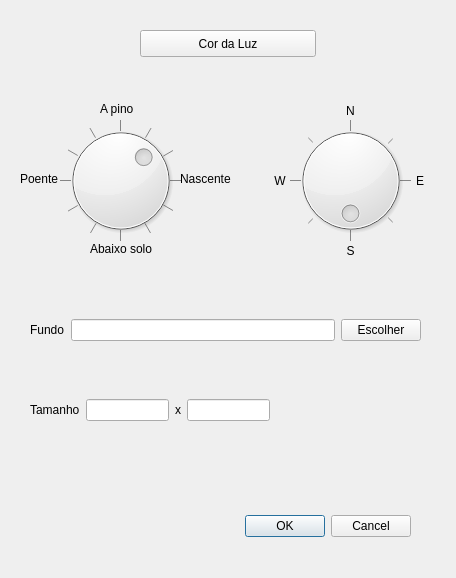
Qt form ifg/qt/ui/iluminacao.ui (matferib/tabuleiro-virtual) before a commit.
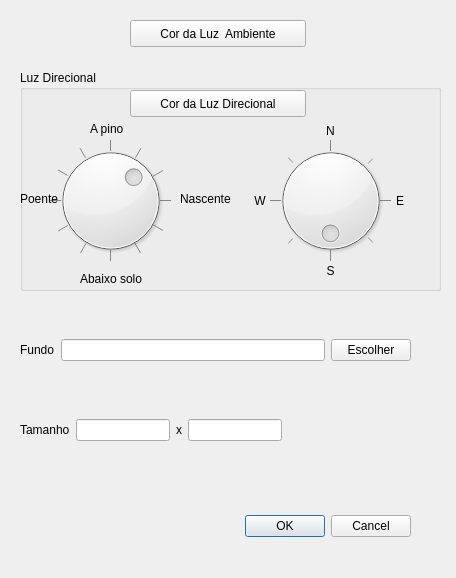
The same form after that commit.

Commit message: separei luz direcional e luz ambiente

What changed in the file:
```diff
--- a/ifg/qt/ui/iluminacao.ui
+++ b/ifg/qt/ui/iluminacao.ui
@@ -29,274 +29,11 @@
     <set>QDialogButtonBox::Cancel|QDialogButtonBox::Ok</set>
    </property>
   </widget>
-  <widget class="QPushButton" name="botao_cor">
-   <property name="geometry">
-    <rect>
-     <x>140</x>
-     <y>30</y>
-     <width>176</width>
-     <height>27</height>
-    </rect>
-   </property>
-   <property name="text">
-    <string>Cor da Luz</string>
-   </property>
-  </widget>
-  <widget class="QDial" name="dial_inclinacao">
-   <property name="geometry">
-    <rect>
-     <x>60</x>
-     <y>120</y>
-     <width>121</width>
-     <height>121</height>
-    </rect>
-   </property>
-   <property name="toolTip">
-    <string>Inclinação da Luz</string>
-   </property>
-   <property name="minimum">
-    <number>0</number>
-   </property>
-   <property name="maximum">
-    <number>360</number>
-   </property>
-   <property name="value">
-    <number>135</number>
-   </property>
-   <property name="sliderPosition">
-    <number>135</number>
-   </property>
-   <property name="orientation">
-    <enum>Qt::Horizontal</enum>
-   </property>
-   <property name="invertedAppearance">
-    <bool>true</bool>
-   </property>
-   <property name="invertedControls">
-    <bool>true</bool>
-   </property>
-   <property name="wrapping">
-    <bool>true</bool>
-   </property>
-   <property name="notchTarget">
-    <double>30.000000000000000</double>
-   </property>
-   <property name="notchesVisible">
-    <bool>true</bool>
-   </property>
-  </widget>
-  <widget class="QDial" name="dial_posicao">
-   <property name="geometry">
-    <rect>
-     <x>290</x>
-     <y>120</y>
-     <width>121</width>
-     <height>121</height>
-    </rect>
-   </property>
-   <property name="toolTip">
-    <string>Posição da fonte de luz</string>
-   </property>
-   <property name="minimum">
-    <number>0</number>
-   </property>
-   <property name="maximum">
-    <number>360</number>
-   </property>
-   <property name="value">
-    <number>0</number>
-   </property>
-   <property name="sliderPosition">
-    <number>0</number>
-   </property>
-   <property name="orientation">
-    <enum>Qt::Horizontal</enum>
-   </property>
-   <property name="invertedAppearance">
-    <bool>true</bool>
-   </property>
-   <property name="invertedControls">
-    <bool>true</bool>
-   </property>
-   <property name="wrapping">
-    <bool>true</bool>
-   </property>
-   <property name="notchTarget">
-    <double>45.000000000000000</double>
-   </property>
-   <property name="notchesVisible">
-    <bool>true</bool>
-   </property>
-  </widget>
-  <widget class="QLabel" name="label_3">
-   <property name="geometry">
-    <rect>
-     <x>330</x>
-     <y>240</y>
-     <width>41</width>
-     <height>21</height>
-    </rect>
-   </property>
-   <property name="sizePolicy">
-    <sizepolicy hsizetype="Minimum" vsizetype="Preferred">
-     <horstretch>0</horstretch>
-     <verstretch>0</verstretch>
-    </sizepolicy>
-   </property>
-   <property name="text">
-    <string>S</string>
-   </property>
-   <property name="alignment">
-    <set>Qt::AlignCenter</set>
-   </property>
-  </widget>
-  <widget class="QLabel" name="label_4">
-   <property name="geometry">
-    <rect>
-     <x>330</x>
-     <y>100</y>
-     <width>41</width>
-     <height>21</height>
-    </rect>
-   </property>
-   <property name="sizePolicy">
-    <sizepolicy hsizetype="Minimum" vsizetype="Preferred">
-     <horstretch>0</horstretch>
-     <verstretch>0</verstretch>
-    </sizepolicy>
-   </property>
-   <property name="text">
-    <string>N</string>
-   </property>
-   <property name="alignment">
-    <set>Qt::AlignCenter</set>
-   </property>
-  </widget>
-  <widget class="QLabel" name="label_5">
-   <property name="geometry">
-    <rect>
-     <x>270</x>
-     <y>160</y>
-     <width>20</width>
-     <height>41</height>
-    </rect>
-   </property>
-   <property name="sizePolicy">
-    <sizepolicy hsizetype="Minimum" vsizetype="Preferred">
-     <horstretch>0</horstretch>
-     <verstretch>0</verstretch>
-    </sizepolicy>
-   </property>
-   <property name="text">
-    <string>W</string>
-   </property>
-   <property name="alignment">
-    <set>Qt::AlignCenter</set>
-   </property>
-  </widget>
-  <widget class="QLabel" name="label_6">
-   <property name="geometry">
-    <rect>
-     <x>410</x>
-     <y>160</y>
-     <width>20</width>
-     <height>41</height>
-    </rect>
-   </property>
-   <property name="sizePolicy">
-    <sizepolicy hsizetype="Minimum" vsizetype="Preferred">
-     <horstretch>0</horstretch>
-     <verstretch>0</verstretch>
-    </sizepolicy>
-   </property>
-   <property name="text">
-    <string>E</string>
-   </property>
-   <property name="alignment">
-    <set>Qt::AlignCenter</set>
-   </property>
-  </widget>
-  <widget class="QLabel" name="label_2">
-   <property name="geometry">
-    <rect>
-     <x>180</x>
-     <y>170</y>
-     <width>64</width>
-     <height>17</height>
-    </rect>
-   </property>
-   <property name="sizePolicy">
-    <sizepolicy hsizetype="MinimumExpanding" vsizetype="Preferred">
-     <horstretch>0</horstretch>
-     <verstretch>0</verstretch>
-    </sizepolicy>
-   </property>
-   <property name="text">
-    <string>Nascente</string>
-   </property>
-  </widget>
-  <widget class="QLabel" name="label_7">
-   <property name="geometry">
-    <rect>
-     <x>20</x>
-     <y>170</y>
-     <width>50</width>
-     <height>17</height>
-    </rect>
-   </property>
-   <property name="sizePolicy">
-    <sizepolicy hsizetype="MinimumExpanding" vsizetype="Preferred">
-     <horstretch>0</horstretch>
-     <verstretch>0</verstretch>
-    </sizepolicy>
-   </property>
-   <property name="text">
-    <string>Poente</string>
-   </property>
-  </widget>
-  <widget class="QLabel" name="label_8">
-   <property name="geometry">
-    <rect>
-     <x>90</x>
-     <y>240</y>
-     <width>78</width>
-     <height>17</height>
-    </rect>
-   </property>
-   <property name="sizePolicy">
-    <sizepolicy hsizetype="MinimumExpanding" vsizetype="Preferred">
-     <horstretch>0</horstretch>
-     <verstretch>0</verstretch>
-    </sizepolicy>
-   </property>
-   <property name="text">
-    <string>Abaixo solo</string>
-   </property>
-  </widget>
-  <widget class="QLabel" name="label_9">
-   <property name="geometry">
-    <rect>
-     <x>100</x>
-     <y>100</y>
-     <width>43</width>
-     <height>17</height>
-    </rect>
-   </property>
-   <property name="sizePolicy">
-    <sizepolicy hsizetype="MinimumExpanding" vsizetype="Preferred">
-     <horstretch>0</horstretch>
-     <verstretch>0</verstretch>
-    </sizepolicy>
-   </property>
-   <property name="text">
-    <string>A pino</string>
-   </property>
-  </widget>
   <widget class="QWidget" name="horizontalLayoutWidget">
    <property name="geometry">
     <rect>
-     <x>30</x>
-     <y>290</y>
+     <x>20</x>
+     <y>310</y>
      <width>391</width>
      <height>80</height>
     </rect>
@@ -324,9 +61,9 @@
   <widget class="QWidget" name="horizontalLayoutWidget_2">
    <property name="geometry">
     <rect>
-     <x>30</x>
-     <y>370</y>
-     <width>241</width>
+     <x>20</x>
+     <y>390</y>
+     <width>263</width>
      <height>80</height>
     </rect>
    </property>
@@ -394,6 +131,307 @@
     </item>
    </layout>
   </widget>
+  <widget class="QPushButton" name="botao_cor_ambiente">
+   <property name="geometry">
+    <rect>
+     <x>130</x>
+     <y>20</y>
+     <width>176</width>
+     <height>27</height>
+    </rect>
+   </property>
+   <property name="text">
+    <string>Cor da Luz  Ambiente</string>
+   </property>
+  </widget>
+  <widget class="QGroupBox" name="groupBox">
+   <property name="geometry">
+    <rect>
+     <x>20</x>
+     <y>70</y>
+     <width>421</width>
+     <height>221</height>
+    </rect>
+   </property>
+   <property name="title">
+    <string>Luz Direcional</string>
+   </property>
+   <widget class="QPushButton" name="botao_cor_direcional">
+    <property name="geometry">
+     <rect>
+      <x>110</x>
+      <y>20</y>
+      <width>176</width>
+      <height>27</height>
+     </rect>
+    </property>
+    <property name="text">
+     <string>Cor da Luz Direcional</string>
+    </property>
+   </widget>
+   <widget class="QDial" name="dial_inclinacao">
+    <property name="geometry">
+     <rect>
+      <x>30</x>
+      <y>70</y>
+      <width>121</width>
+      <height>121</height>
+     </rect>
+    </property>
+    <property name="toolTip">
+     <string>Inclinação da Luz</string>
+    </property>
+    <property name="minimum">
+     <number>0</number>
+    </property>
+    <property name="maximum">
+     <number>360</number>
+    </property>
+    <property name="value">
+     <number>135</number>
+    </property>
+    <property name="sliderPosition">
+     <number>135</number>
+    </property>
+    <property name="orientation">
+     <enum>Qt::Horizontal</enum>
+    </property>
+    <property name="invertedAppearance">
+     <bool>true</bool>
+    </property>
+    <property name="invertedControls">
+     <bool>true</bool>
+    </property>
+    <property name="wrapping">
+     <bool>true</bool>
+    </property>
+    <property name="notchTarget">
+     <double>30.000000000000000</double>
+    </property>
+    <property name="notchesVisible">
+     <bool>true</bool>
+    </property>
+   </widget>
+   <widget class="QLabel" name="label_3">
+    <property name="geometry">
+     <rect>
+      <x>290</x>
+      <y>190</y>
+      <width>41</width>
+      <height>21</height>
+     </rect>
+    </property>
+    <property name="sizePolicy">
+     <sizepolicy hsizetype="Minimum" vsizetype="Preferred">
+      <horstretch>0</horstretch>
+      <verstretch>0</verstretch>
+     </sizepolicy>
+    </property>
+    <property name="text">
+     <string>S</string>
+    </property>
+    <property name="alignment">
+     <set>Qt::AlignCenter</set>
+    </property>
+   </widget>
+   <widget class="QDial" name="dial_posicao">
+    <property name="geometry">
+     <rect>
+      <x>250</x>
+      <y>70</y>
+      <width>121</width>
+      <height>121</height>
+     </rect>
+    </property>
+    <property name="toolTip">
+     <string>Posição da fonte de luz</string>
+    </property>
+    <property name="minimum">
+     <number>0</number>
+    </property>
+    <property name="maximum">
+     <number>360</number>
+    </property>
+    <property name="value">
+     <number>0</number>
+    </property>
+    <property name="sliderPosition">
+     <number>0</number>
+    </property>
+    <property name="orientation">
+     <enum>Qt::Horizontal</enum>
+    </property>
+    <property name="invertedAppearance">
+     <bool>true</bool>
+    </property>
+    <property name="invertedControls">
+     <bool>true</bool>
+    </property>
+    <property name="wrapping">
+     <bool>true</bool>
+    </property>
+    <property name="notchTarget">
+     <double>45.000000000000000</double>
+    </property>
+    <property name="notchesVisible">
+     <bool>true</bool>
+    </property>
+   </widget>
+   <widget class="QLabel" name="label_4">
+    <property name="geometry">
+     <rect>
+      <x>290</x>
+      <y>50</y>
+      <width>41</width>
+      <height>21</height>
+     </rect>
+    </property>
+    <property name="sizePolicy">
+     <sizepolicy hsizetype="Minimum" vsizetype="Preferred">
+      <horstretch>0</horstretch>
+      <verstretch>0</verstretch>
+     </sizepolicy>
+    </property>
+    <property name="text">
+     <string>N</string>
+    </property>
+    <property name="alignment">
+     <set>Qt::AlignCenter</set>
+    </property>
+   </widget>
+   <widget class="QLabel" name="label_5">
+    <property name="geometry">
+     <rect>
+      <x>230</x>
+      <y>110</y>
+      <width>20</width>
+      <height>41</height>
+     </rect>
+    </property>
+    <property name="sizePolicy">
+     <sizepolicy hsizetype="Minimum" vsizetype="Preferred">
+      <horstretch>0</horstretch>
+      <verstretch>0</verstretch>
+     </sizepolicy>
+    </property>
+    <property name="text">
+     <string>W</string>
+    </property>
+    <property name="alignment">
+     <set>Qt::AlignCenter</set>
+    </property>
+   </widget>
+   <widget class="QLabel" name="label_6">
+    <property name="geometry">
+     <rect>
+      <x>370</x>
+      <y>110</y>
+      <width>20</width>
+      <height>41</height>
+     </rect>
+    </property>
+    <property name="sizePolicy">
+     <sizepolicy hsizetype="Minimum" vsizetype="Preferred">
+      <horstretch>0</horstretch>
+      <verstretch>0</verstretch>
+     </sizepolicy>
+    </property>
+    <property name="text">
+     <string>E</string>
+    </property>
+    <property name="alignment">
+     <set>Qt::AlignCenter</set>
+    </property>
+   </widget>
+   <widget class="QLabel" name="label_7">
+    <property name="geometry">
+     <rect>
+      <x>0</x>
+      <y>120</y>
+      <width>50</width>
+      <height>17</height>
+     </rect>
+    </property>
+    <property name="sizePolicy">
+     <sizepolicy hsizetype="MinimumExpanding" vsizetype="Preferred">
+      <horstretch>0</horstretch>
+      <verstretch>0</verstretch>
+     </sizepolicy>
+    </property>
+    <property name="text">
+     <string>Poente</string>
+    </property>
+   </widget>
+   <widget class="QLabel" name="label_9">
+    <property name="geometry">
+     <rect>
+      <x>70</x>
+      <y>50</y>
+      <width>43</width>
+      <height>17</height>
+     </rect>
+    </property>
+    <property name="sizePolicy">
+     <sizepolicy hsizetype="MinimumExpanding" vsizetype="Preferred">
+      <horstretch>0</horstretch>
+      <verstretch>0</verstretch>
+     </sizepolicy>
+    </property>
+    <property name="text">
+     <string>A pino</string>
+    </property>
+   </widget>
+   <widget class="QLabel" name="label_8">
+    <property name="geometry">
+     <rect>
+      <x>60</x>
+      <y>200</y>
+      <width>78</width>
+      <height>17</height>
+     </rect>
+    </property>
+    <property name="sizePolicy">
+     <sizepolicy hsizetype="MinimumExpanding" vsizetype="Preferred">
+      <horstretch>0</horstretch>
+      <verstretch>0</verstretch>
+     </sizepolicy>
+    </property>
+    <property name="text">
+     <string>Abaixo solo</string>
+    </property>
+   </widget>
+   <widget class="QLabel" name="label_2">
+    <property name="geometry">
+     <rect>
+      <x>160</x>
+      <y>120</y>
+      <width>64</width>
+      <height>17</height>
+     </rect>
+    </property>
+    <property name="sizePolicy">
+     <sizepolicy hsizetype="MinimumExpanding" vsizetype="Preferred">
+      <horstretch>0</horstretch>
+      <verstretch>0</verstretch>
+     </sizepolicy>
+    </property>
+    <property name="text">
+     <string>Nascente</string>
+    </property>
+   </widget>
+   <zorder>botao_cor_direcional</zorder>
+   <zorder>dial_inclinacao</zorder>
+   <zorder>dial_posicao</zorder>
+   <zorder>label_3</zorder>
+   <zorder>dial_posicao</zorder>
+   <zorder>label_4</zorder>
+   <zorder>label_5</zorder>
+   <zorder>label_6</zorder>
+   <zorder>label_7</zorder>
+   <zorder>label_9</zorder>
+   <zorder>label_8</zorder>
+   <zorder>label_2</zorder>
+  </widget>
  </widget>
  <resources/>
  <connections>
```
The commit also changes 6 other files.
